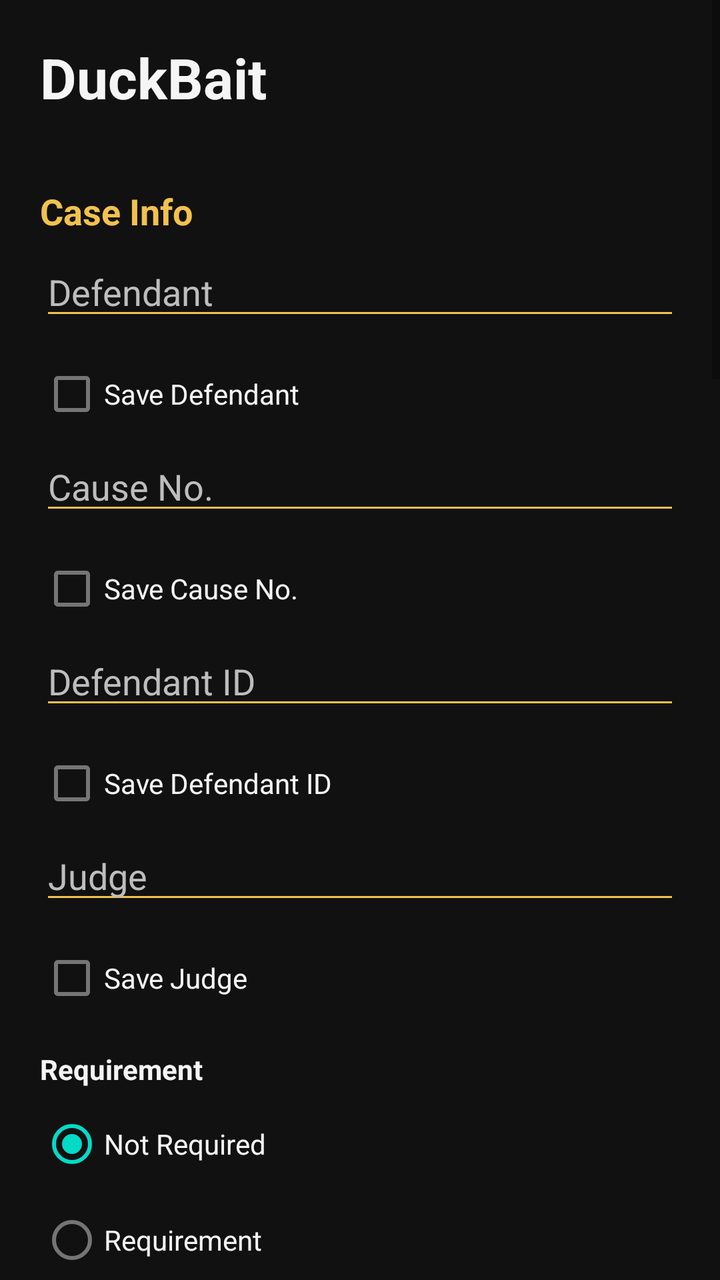
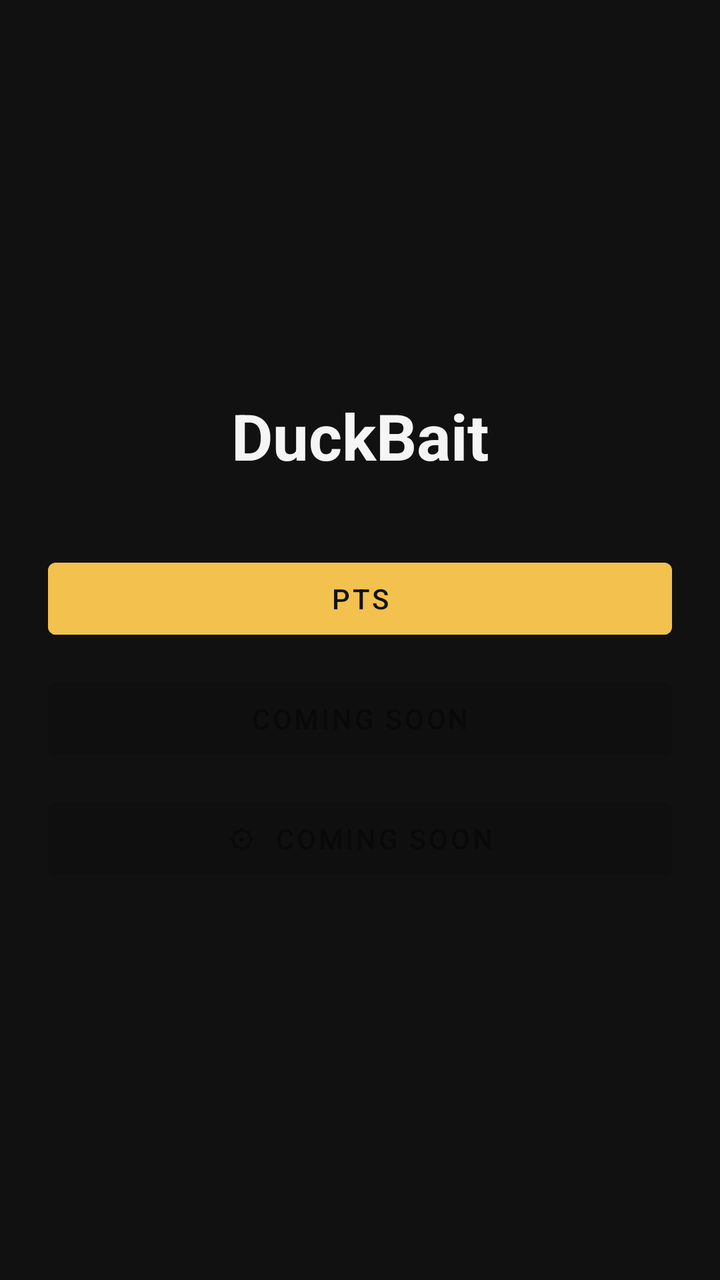

Screens rendered from an Android XML layout before and after an edit, with the pre-edit source and the edit as a unified diff.
<!-- AndroidManifest.xml: fallback theme Theme.MaterialComponents.DayNight.NoActionBar -->
<!-- res/layout/activity_main.xml -->
<?xml version="1.0" encoding="utf-8"?>
<ScrollView xmlns:android="http://schemas.android.com/apk/res/android"
    android:layout_width="match_parent"
    android:layout_height="match_parent"
    android:background="@color/duckbait_background"
    android:fillViewport="true">

    <LinearLayout
        android:layout_width="match_parent"
        android:layout_height="wrap_content"
        android:orientation="vertical"
        android:padding="20dp">

        <TextView
            android:layout_width="match_parent"
            android:layout_height="wrap_content"
            android:layout_marginBottom="16dp"
            android:text="DuckBait"
            android:textColor="@color/duckbait_text"
            android:textSize="28sp"
            android:textStyle="bold" />

        <TextView
            android:layout_width="match_parent"
            android:layout_height="wrap_content"
            android:layout_marginTop="20dp"
            android:layout_marginBottom="6dp"
            android:text="Case Info"
            android:textColor="@color/duckbait_primary"
            android:textSize="18sp"
            android:textStyle="bold" />

        <EditText
            android:id="@+id/input_defendant"
            android:layout_width="match_parent"
            android:layout_height="wrap_content"
            android:layout_marginBottom="8dp"
            android:backgroundTint="@color/duckbait_primary"
            android:hint="Defendant"
            android:textColor="@color/duckbait_text"
            android:textColorHint="@color/duckbait_hint"
            android:inputType="textPersonName" />
        <CheckBox
            android:id="@+id/save_defendant"
            android:layout_width="wrap_content"
            android:layout_height="wrap_content"
            android:text="Save Defendant"
            android:textColor="@color/duckbait_text" />

        <EditText
            android:id="@+id/input_causeno"
            android:layout_width="match_parent"
            android:layout_height="wrap_content"
            android:layout_marginBottom="8dp"
            android:backgroundTint="@color/duckbait_primary"
            android:hint="Cause No."
            android:textColor="@color/duckbait_text"
            android:textColorHint="@color/duckbait_hint"
            android:inputType="text" />
        <CheckBox
            android:id="@+id/save_causeno"
            android:layout_width="wrap_content"
            android:layout_height="wrap_content"
            android:text="Save Cause No."
            android:textColor="@color/duckbait_text" />

        <EditText
            android:id="@+id/input_defid"
            android:layout_width="match_parent"
            android:layout_height="wrap_content"
            android:layout_marginBottom="8dp"
            android:backgroundTint="@color/duckbait_primary"
            android:hint="Defendant ID"
            android:textColor="@color/duckbait_text"
            android:textColorHint="@color/duckbait_hint"
            android:inputType="text" />
        <CheckBox
            android:id="@+id/save_defid"
            android:layout_width="wrap_content"
            android:layout_height="wrap_content"
            android:text="Save Defendant ID"
            android:textColor="@color/duckbait_text" />

        <EditText
            android:id="@+id/input_judge"
            android:layout_width="match_parent"
            android:layout_height="wrap_content"
            android:layout_marginBottom="8dp"
            android:backgroundTint="@color/duckbait_primary"
            android:hint="Judge"
            android:textColor="@color/duckbait_text"
            android:textColorHint="@color/duckbait_hint"
            android:inputType="textPersonName" />
        <CheckBox
            android:id="@+id/save_judge"
            android:layout_width="wrap_content"
            android:layout_height="wrap_content"
            android:text="Save Judge"
            android:textColor="@color/duckbait_text" />

        <TextView
            android:layout_width="match_parent"
            android:layout_height="wrap_content"
            android:layout_marginTop="12dp"
            android:layout_marginBottom="4dp"
            android:text="Requirement"
            android:textColor="@color/duckbait_text"
            android:textStyle="bold" />

        <RadioGroup
            android:id="@+id/group_requirement"
            android:layout_width="match_parent"
            android:layout_height="wrap_content"
            android:orientation="vertical">

            <RadioButton
                android:id="@+id/option_not_required"
                android:layout_width="wrap_content"
                android:layout_height="wrap_content"
                android:checked="true"
                android:text="Not Required"
                android:textColor="@color/duckbait_text" />

            <RadioButton
                android:id="@+id/option_requirement"
                android:layout_width="wrap_content"
                android:layout_height="wrap_content"
                android:text="Requirement"
                android:textColor="@color/duckbait_text" />
        </RadioGroup>


        <TextView
            android:layout_width="match_parent"
            android:layout_height="wrap_content"
            android:layout_marginTop="20dp"
            android:layout_marginBottom="6dp"
            android:text="Your Info"
            android:textColor="@color/duckbait_primary"
            android:textSize="18sp"
            android:textStyle="bold" />

        <EditText
            android:id="@+id/input_compliance_officer"
            android:layout_width="match_parent"
            android:layout_height="wrap_content"
            android:layout_marginBottom="8dp"
            android:backgroundTint="@color/duckbait_primary"
            android:hint="Compliance Officer"
            android:textColor="@color/duckbait_text"
            android:textColorHint="@color/duckbait_hint"
            android:inputType="textPersonName" />
        <CheckBox
            android:id="@+id/save_compliance_officer"
            android:layout_width="wrap_content"
            android:layout_height="wrap_content"
            android:text="Save Compliance Officer"
            android:textColor="@color/duckbait_text" />

        <EditText
            android:id="@+id/input_badge"
            android:layout_width="match_parent"
            android:layout_height="wrap_content"
            android:layout_marginBottom="8dp"
            android:backgroundTint="@color/duckbait_primary"
            android:hint="Badge"
            android:textColor="@color/duckbait_text"
            android:textColorHint="@color/duckbait_hint"
            android:inputType="text" />
        <CheckBox
            android:id="@+id/save_badge"
            android:layout_width="wrap_content"
            android:layout_height="wrap_content"
            android:text="Save Badge"
            android:textColor="@color/duckbait_text" />

        <EditText
            android:id="@+id/input_email"
            android:layout_width="match_parent"
            android:layout_height="wrap_content"
            android:layout_marginBottom="8dp"
            android:backgroundTint="@color/duckbait_primary"
            android:hint="Email"
            android:textColor="@color/duckbait_text"
            android:textColorHint="@color/duckbait_hint"
            android:inputType="textEmailAddress" />
        <CheckBox
            android:id="@+id/save_email"
            android:layout_width="wrap_content"
            android:layout_height="wrap_content"
            android:text="Save Email"
            android:textColor="@color/duckbait_text" />

        <EditText
            android:id="@+id/input_phone"
            android:layout_width="match_parent"
            android:layout_height="wrap_content"
            android:layout_marginBottom="8dp"
            android:backgroundTint="@color/duckbait_primary"
            android:hint="Phone"
            android:textColor="@color/duckbait_text"
            android:textColorHint="@color/duckbait_hint"
            android:inputType="phone" />
        <CheckBox
            android:id="@+id/save_phone"
            android:layout_width="wrap_content"
            android:layout_height="wrap_content"
            android:text="Save Phone"
            android:textColor="@color/duckbait_text" />


        <TextView
            android:layout_width="match_parent"
            android:layout_height="wrap_content"
            android:layout_marginTop="20dp"
            android:layout_marginBottom="6dp"
            android:text="Pay Amounts"
            android:textColor="@color/duckbait_primary"
            android:textSize="18sp"
            android:textStyle="bold" />

        <EditText
            android:id="@+id/input_gps"
            android:layout_width="match_parent"
            android:layout_height="wrap_content"
            android:layout_marginBottom="8dp"
            android:backgroundTint="@color/duckbait_primary"
            android:hint="GPS"
            android:textColor="@color/duckbait_text"
            android:textColorHint="@color/duckbait_hint"
            android:inputType="text" />
        <CheckBox
            android:id="@+id/save_gps"
            android:layout_width="wrap_content"
            android:layout_height="wrap_content"
            android:text="Save GPS"
            android:textColor="@color/duckbait_text" />

        <EditText
            android:id="@+id/input_program"
            android:layout_width="match_parent"
            android:layout_height="wrap_content"
            android:layout_marginBottom="8dp"
            android:backgroundTint="@color/duckbait_primary"
            android:hint="Program"
            android:textColor="@color/duckbait_text"
            android:textColorHint="@color/duckbait_hint"
            android:inputType="text" />
        <CheckBox
            android:id="@+id/save_program"
            android:layout_width="wrap_content"
            android:layout_height="wrap_content"
            android:text="Save Program"
            android:textColor="@color/duckbait_text" />

        <EditText
            android:id="@+id/input_tax"
            android:layout_width="match_parent"
            android:layout_height="wrap_content"
            android:layout_marginBottom="8dp"
            android:backgroundTint="@color/duckbait_primary"
            android:hint="Tax"
            android:textColor="@color/duckbait_text"
            android:textColorHint="@color/duckbait_hint"
            android:inputType="text" />
        <CheckBox
            android:id="@+id/save_tax"
            android:layout_width="wrap_content"
            android:layout_height="wrap_content"
            android:text="Save Tax"
            android:textColor="@color/duckbait_text" />

        <EditText
            android:id="@+id/input_deposit"
            android:layout_width="match_parent"
            android:layout_height="wrap_content"
            android:layout_marginBottom="8dp"
            android:backgroundTint="@color/duckbait_primary"
            android:hint="Deposit"
            android:textColor="@color/duckbait_text"
            android:textColorHint="@color/duckbait_hint"
            android:inputType="numberDecimal" />
        <CheckBox
            android:id="@+id/save_deposit"
            android:layout_width="wrap_content"
            android:layout_height="wrap_content"
            android:text="Save Deposit"
            android:textColor="@color/duckbait_text" />


        <TextView
            android:layout_width="match_parent"
            android:layout_height="wrap_content"
            android:layout_marginTop="20dp"
            android:layout_marginBottom="6dp"
            android:text="Dates"
            android:textColor="@color/duckbait_primary"
            android:textSize="18sp"
            android:textStyle="bold" />

        <EditText
            android:id="@+id/input_date"
            android:layout_width="match_parent"
            android:layout_height="wrap_content"
            android:layout_marginBottom="8dp"
            android:backgroundTint="@color/duckbait_primary"
            android:hint="Date"
            android:textColor="@color/duckbait_text"
            android:textColorHint="@color/duckbait_hint"
            android:inputType="textCapSentences" />
        <CheckBox
            android:id="@+id/save_date"
            android:layout_width="wrap_content"
            android:layout_height="wrap_content"
            android:text="Save Date"
            android:textColor="@color/duckbait_text" />

        <EditText
            android:id="@+id/input_day"
            android:layout_width="match_parent"
            android:layout_height="wrap_content"
            android:layout_marginBottom="8dp"
            android:backgroundTint="@color/duckbait_primary"
            android:hint="Day"
            android:textColor="@color/duckbait_text"
            android:textColorHint="@color/duckbait_hint"
            android:inputType="number" />
        <CheckBox
            android:id="@+id/save_day"
            android:layout_width="wrap_content"
            android:layout_height="wrap_content"
            android:text="Save Day"
            android:textColor="@color/duckbait_text" />

        <EditText
            android:id="@+id/input_month"
            android:layout_width="match_parent"
            android:layout_height="wrap_content"
            android:layout_marginBottom="8dp"
            android:backgroundTint="@color/duckbait_primary"
            android:hint="Month"
            android:textColor="@color/duckbait_text"
            android:textColorHint="@color/duckbait_hint"
            android:inputType="text" />
        <CheckBox
            android:id="@+id/save_month"
            android:layout_width="wrap_content"
            android:layout_height="wrap_content"
            android:text="Save Month"
            android:textColor="@color/duckbait_text" />

        <EditText
            android:id="@+id/input_year"
            android:layout_width="match_parent"
            android:layout_height="wrap_content"
            android:layout_marginBottom="8dp"
            android:backgroundTint="@color/duckbait_primary"
            android:hint="Year"
            android:textColor="@color/duckbait_text"
            android:textColorHint="@color/duckbait_hint"
            android:inputType="number" />
        <CheckBox
            android:id="@+id/save_year"
            android:layout_width="wrap_content"
            android:layout_height="wrap_content"
            android:text="Save Year"
            android:textColor="@color/duckbait_text" />


        <Button
            android:id="@+id/btn_select_file"
            android:layout_width="match_parent"
            android:layout_height="wrap_content"
            android:layout_marginTop="12dp"
            android:backgroundTint="@color/duckbait_primary"
            android:text="Select DOCX Template"
            android:textColor="@color/duckbait_background" />

        <TextView
            android:id="@+id/txt_selected_file"
            android:layout_width="match_parent"
            android:layout_height="wrap_content"
            android:paddingTop="10dp"
            android:text="No template selected"
            android:textColor="@color/duckbait_text" />

        <Button
            android:id="@+id/btn_generate"
            android:layout_width="match_parent"
            android:layout_height="wrap_content"
            android:layout_marginTop="12dp"
            android:backgroundTint="@color/duckbait_primary"
            android:text="Generate Document"
            android:textColor="@color/duckbait_background" />

        <TextView
            android:id="@+id/txt_status"
            android:layout_width="match_parent"
            android:layout_height="wrap_content"
            android:paddingTop="10dp"
            android:text="Status: Select a template to begin."
            android:textColor="@color/duckbait_text" />
    </LinearLayout>
</ScrollView>
<!-- resources referenced by this layout -->
<resources>
  <color name="duckbait_background">#111111</color>
  <color name="duckbait_hint">#BDBDBD</color>
  <color name="duckbait_primary">#F2C14E</color>
  <color name="duckbait_text">#F5F5F5</color>
</resources>

<!-- the commit's change to res/layout/activity_main.xml (unified diff, before → after) -->
@@ -1,404 +1,38 @@
 <?xml version="1.0" encoding="utf-8"?>
-<ScrollView xmlns:android="http://schemas.android.com/apk/res/android"
+<LinearLayout xmlns:android="http://schemas.android.com/apk/res/android"
     android:layout_width="match_parent"
     android:layout_height="match_parent"
-    android:background="@color/duckbait_background"
-    android:fillViewport="true">
-
-    <LinearLayout
+    android:gravity="center"
+    android:orientation="vertical"
+    android:padding="24dp"
+    android:background="@color/duckbait_background">
+    <TextView
+        android:layout_width="wrap_content"
+        android:layout_height="wrap_content"
+        android:layout_marginBottom="36dp"
+        android:text="DuckBait"
+        android:textColor="@color/duckbait_text"
+        android:textSize="32sp"
+        android:textStyle="bold" />
+    <Button
+        android:id="@+id/btn_open_pts"
         android:layout_width="match_parent"
         android:layout_height="wrap_content"
-        android:orientation="vertical"
-        android:padding="20dp">
-
-        <TextView
-            android:layout_width="match_parent"
-            android:layout_height="wrap_content"
-            android:layout_marginBottom="16dp"
-            android:text="DuckBait"
-            android:textColor="@color/duckbait_text"
-            android:textSize="28sp"
-            android:textStyle="bold" />
-
-        <TextView
-            android:layout_width="match_parent"
-            android:layout_height="wrap_content"
-            android:layout_marginTop="20dp"
-            android:layout_marginBottom="6dp"
-            android:text="Case Info"
-            android:textColor="@color/duckbait_primary"
-            android:textSize="18sp"
-            android:textStyle="bold" />
-
-        <EditText
-            android:id="@+id/input_defendant"
-            android:layout_width="match_parent"
-            android:layout_height="wrap_content"
-            android:layout_marginBottom="8dp"
-            android:backgroundTint="@color/duckbait_primary"
-            android:hint="Defendant"
-            android:textColor="@color/duckbait_text"
-            android:textColorHint="@color/duckbait_hint"
-            android:inputType="textPersonName" />
-        <CheckBox
-            android:id="@+id/save_defendant"
-            android:layout_width="wrap_content"
-            android:layout_height="wrap_content"
-            android:text="Save Defendant"
-            android:textColor="@color/duckbait_text" />
-
-        <EditText
-            android:id="@+id/input_causeno"
-            android:layout_width="match_parent"
-            android:layout_height="wrap_content"
-            android:layout_marginBottom="8dp"
-            android:backgroundTint="@color/duckbait_primary"
-            android:hint="Cause No."
-            android:textColor="@color/duckbait_text"
-            android:textColorHint="@color/duckbait_hint"
-            android:inputType="text" />
-        <CheckBox
-            android:id="@+id/save_causeno"
-            android:layout_width="wrap_content"
-            android:layout_height="wrap_content"
-            android:text="Save Cause No."
-            android:textColor="@color/duckbait_text" />
-
-        <EditText
-            android:id="@+id/input_defid"
-            android:layout_width="match_parent"
-            android:layout_height="wrap_content"
-            android:layout_marginBottom="8dp"
-            android:backgroundTint="@color/duckbait_primary"
-            android:hint="Defendant ID"
-            android:textColor="@color/duckbait_text"
-            android:textColorHint="@color/duckbait_hint"
-            android:inputType="text" />
-        <CheckBox
-            android:id="@+id/save_defid"
-            android:layout_width="wrap_content"
-            android:layout_height="wrap_content"
-            android:text="Save Defendant ID"
-            android:textColor="@color/duckbait_text" />
-
-        <EditText
-            android:id="@+id/input_judge"
-            android:layout_width="match_parent"
-            android:layout_height="wrap_content"
-            android:layout_marginBottom="8dp"
-            android:backgroundTint="@color/duckbait_primary"
-            android:hint="Judge"
-            android:textColor="@color/duckbait_text"
-            android:textColorHint="@color/duckbait_hint"
-            android:inputType="textPersonName" />
-        <CheckBox
-            android:id="@+id/save_judge"
-            android:layout_width="wrap_content"
-            android:layout_height="wrap_content"
-            android:text="Save Judge"
-            android:textColor="@color/duckbait_text" />
-
-        <TextView
-            android:layout_width="match_parent"
-            android:layout_height="wrap_content"
-            android:layout_marginTop="12dp"
-            android:layout_marginBottom="4dp"
-            android:text="Requirement"
-            android:textColor="@color/duckbait_text"
-            android:textStyle="bold" />
-
-        <RadioGroup
-            android:id="@+id/group_requirement"
-            android:layout_width="match_parent"
-            android:layout_height="wrap_content"
-            android:orientation="vertical">
-
-            <RadioButton
-                android:id="@+id/option_not_required"
-                android:layout_width="wrap_content"
-                android:layout_height="wrap_content"
-                android:checked="true"
-                android:text="Not Required"
-                android:textColor="@color/duckbait_text" />
-
-            <RadioButton
-                android:id="@+id/option_requirement"
-                android:layout_width="wrap_content"
-                android:layout_height="wrap_content"
-                android:text="Requirement"
-                android:textColor="@color/duckbait_text" />
-        </RadioGroup>
-
-
-        <TextView
-            android:layout_width="match_parent"
-            android:layout_height="wrap_content"
-            android:layout_marginTop="20dp"
-            android:layout_marginBottom="6dp"
-            android:text="Your Info"
-            android:textColor="@color/duckbait_primary"
-            android:textSize="18sp"
-            android:textStyle="bold" />
-
-        <EditText
-            android:id="@+id/input_compliance_officer"
-            android:layout_width="match_parent"
-            android:layout_height="wrap_content"
-            android:layout_marginBottom="8dp"
-            android:backgroundTint="@color/duckbait_primary"
-            android:hint="Compliance Officer"
-            android:textColor="@color/duckbait_text"
-            android:textColorHint="@color/duckbait_hint"
-            android:inputType="textPersonName" />
-        <CheckBox
-            android:id="@+id/save_compliance_officer"
-            android:layout_width="wrap_content"
-            android:layout_height="wrap_content"
-            android:text="Save Compliance Officer"
-            android:textColor="@color/duckbait_text" />
-
-        <EditText
-            android:id="@+id/input_badge"
-            android:layout_width="match_parent"
-            android:layout_height="wrap_content"
-            android:layout_marginBottom="8dp"
-            android:backgroundTint="@color/duckbait_primary"
-            android:hint="Badge"
-            android:textColor="@color/duckbait_text"
-            android:textColorHint="@color/duckbait_hint"
-            android:inputType="text" />
-        <CheckBox
-            android:id="@+id/save_badge"
-            android:layout_width="wrap_content"
-            android:layout_height="wrap_content"
-            android:text="Save Badge"
-            android:textColor="@color/duckbait_text" />
-
-        <EditText
-            android:id="@+id/input_email"
-            android:layout_width="match_parent"
-            android:layout_height="wrap_content"
-            android:layout_marginBottom="8dp"
-            android:backgroundTint="@color/duckbait_primary"
-            android:hint="Email"
-            android:textColor="@color/duckbait_text"
-            android:textColorHint="@color/duckbait_hint"
-            android:inputType="textEmailAddress" />
-        <CheckBox
-            android:id="@+id/save_email"
-            android:layout_width="wrap_content"
-            android:layout_height="wrap_content"
-            android:text="Save Email"
-            android:textColor="@color/duckbait_text" />
-
-        <EditText
-            android:id="@+id/input_phone"
-            android:layout_width="match_parent"
-            android:layout_height="wrap_content"
-            android:layout_marginBottom="8dp"
-            android:backgroundTint="@color/duckbait_primary"
-            android:hint="Phone"
-            android:textColor="@color/duckbait_text"
-            android:textColorHint="@color/duckbait_hint"
-            android:inputType="phone" />
-        <CheckBox
-            android:id="@+id/save_phone"
-            android:layout_width="wrap_content"
-            android:layout_height="wrap_content"
-            android:text="Save Phone"
-            android:textColor="@color/duckbait_text" />
-
-
-        <TextView
-            android:layout_width="match_parent"
-            android:layout_height="wrap_content"
-            android:layout_marginTop="20dp"
-            android:layout_marginBottom="6dp"
-            android:text="Pay Amounts"
-            android:textColor="@color/duckbait_primary"
-            android:textSize="18sp"
-            android:textStyle="bold" />
-
-        <EditText
-            android:id="@+id/input_gps"
-            android:layout_width="match_parent"
-            android:layout_height="wrap_content"
-            android:layout_marginBottom="8dp"
-            android:backgroundTint="@color/duckbait_primary"
-            android:hint="GPS"
-            android:textColor="@color/duckbait_text"
-            android:textColorHint="@color/duckbait_hint"
-            android:inputType="text" />
-        <CheckBox
-            android:id="@+id/save_gps"
-            android:layout_width="wrap_content"
-            android:layout_height="wrap_content"
-            android:text="Save GPS"
-            android:textColor="@color/duckbait_text" />
-
-        <EditText
-            android:id="@+id/input_program"
-            android:layout_width="match_parent"
-            android:layout_height="wrap_content"
-            android:layout_marginBottom="8dp"
-            android:backgroundTint="@color/duckbait_primary"
-            android:hint="Program"
-            android:textColor="@color/duckbait_text"
-            android:textColorHint="@color/duckbait_hint"
-            android:inputType="text" />
-        <CheckBox
-            android:id="@+id/save_program"
-            android:layout_width="wrap_content"
-            android:layout_height="wrap_content"
-            android:text="Save Program"
-            android:textColor="@color/duckbait_text" />
-
-        <EditText
-            android:id="@+id/input_tax"
-            android:layout_width="match_parent"
-            android:layout_height="wrap_content"
-            android:layout_marginBottom="8dp"
-            android:backgroundTint="@color/duckbait_primary"
-            android:hint="Tax"
-            android:textColor="@color/duckbait_text"
-            android:textColorHint="@color/duckbait_hint"
-            android:inputType="text" />
-        <CheckBox
-            android:id="@+id/save_tax"
-            android:layout_width="wrap_content"
-            android:layout_height="wrap_content"
-            android:text="Save Tax"
-            android:textColor="@color/duckbait_text" />
-
-        <EditText
-            android:id="@+id/input_deposit"
-            android:layout_width="match_parent"
-            android:layout_height="wrap_content"
-            android:layout_marginBottom="8dp"
-            android:backgroundTint="@color/duckbait_primary"
-            android:hint="Deposit"
-            android:textColor="@color/duckbait_text"
-            android:textColorHint="@color/duckbait_hint"
-            android:inputType="numberDecimal" />
-        <CheckBox
-            android:id="@+id/save_deposit"
-            android:layout_width="wrap_content"
-            android:layout_height="wrap_content"
-            android:text="Save Deposit"
-            android:textColor="@color/duckbait_text" />
-
-
-        <TextView
-            android:layout_width="match_parent"
-            android:layout_height="wrap_content"
-            android:layout_marginTop="20dp"
-            android:layout_marginBottom="6dp"
-            android:text="Dates"
-            android:textColor="@color/duckbait_primary"
-            android:textSize="18sp"
-            android:textStyle="bold" />
-
-        <EditText
-            android:id="@+id/input_date"
-            android:layout_width="match_parent"
-            android:layout_height="wrap_content"
-            android:layout_marginBottom="8dp"
-            android:backgroundTint="@color/duckbait_primary"
-            android:hint="Date"
-            android:textColor="@color/duckbait_text"
-            android:textColorHint="@color/duckbait_hint"
-            android:inputType="textCapSentences" />
-        <CheckBox
-            android:id="@+id/save_date"
-            android:layout_width="wrap_content"
-            android:layout_height="wrap_content"
-            android:text="Save Date"
-            android:textColor="@color/duckbait_text" />
-
-        <EditText
-            android:id="@+id/input_day"
-            android:layout_width="match_parent"
-            android:layout_height="wrap_content"
-            android:layout_marginBottom="8dp"
-            android:backgroundTint="@color/duckbait_primary"
-            android:hint="Day"
-            android:textColor="@color/duckbait_text"
-            android:textColorHint="@color/duckbait_hint"
-            android:inputType="number" />
-        <CheckBox
-            android:id="@+id/save_day"
-            android:layout_width="wrap_content"
-            android:layout_height="wrap_content"
-            android:text="Save Day"
-            android:textColor="@color/duckbait_text" />
-
-        <EditText
-            android:id="@+id/input_month"
-            android:layout_width="match_parent"
-            android:layout_height="wrap_content"
-            android:layout_marginBottom="8dp"
-            android:backgroundTint="@color/duckbait_primary"
-            android:hint="Month"
-            android:textColor="@color/duckbait_text"
-            android:textColorHint="@color/duckbait_hint"
-            android:inputType="text" />
-        <CheckBox
-            android:id="@+id/save_month"
-            android:layout_width="wrap_content"
-            android:layout_height="wrap_content"
-            android:text="Save Month"
-            android:textColor="@color/duckbait_text" />
-
-        <EditText
-            android:id="@+id/input_year"
-            android:layout_width="match_parent"
-            android:layout_height="wrap_content"
-            android:layout_marginBottom="8dp"
-            android:backgroundTint="@color/duckbait_primary"
-            android:hint="Year"
-            android:textColor="@color/duckbait_text"
-            android:textColorHint="@color/duckbait_hint"
-            android:inputType="number" />
-        <CheckBox
-            android:id="@+id/save_year"
-            android:layout_width="wrap_content"
-            android:layout_height="wrap_content"
-            android:text="Save Year"
-            android:textColor="@color/duckbait_text" />
-
-
-        <Button
-            android:id="@+id/btn_select_file"
-            android:layout_width="match_parent"
-            android:layout_height="wrap_content"
-            android:layout_marginTop="12dp"
-            android:backgroundTint="@color/duckbait_primary"
-            android:text="Select DOCX Template"
-            android:textColor="@color/duckbait_background" />
-
-        <TextView
-            android:id="@+id/txt_selected_file"
-            android:layout_width="match_parent"
-            android:layout_height="wrap_content"
-            android:paddingTop="10dp"
-            android:text="No template selected"
-            android:textColor="@color/duckbait_text" />
-
-        <Button
-            android:id="@+id/btn_generate"
-            android:layout_width="match_parent"
-            android:layout_height="wrap_content"
-            android:layout_marginTop="12dp"
-            android:backgroundTint="@color/duckbait_primary"
-            android:text="Generate Document"
-            android:textColor="@color/duckbait_background" />
-
-        <TextView
-            android:id="@+id/txt_status"
-            android:layout_width="match_parent"
-            android:layout_height="wrap_content"
-            android:paddingTop="10dp"
-            android:text="Status: Select a template to begin."
-            android:textColor="@color/duckbait_text" />
-    </LinearLayout>
-</ScrollView>
+        android:text="PTS"
+        android:backgroundTint="@color/duckbait_primary"
+        android:textColor="@color/duckbait_background" />
+    <Button
+        android:id="@+id/btn_coming_soon"
+        android:layout_width="match_parent"
+        android:layout_height="wrap_content"
+        android:layout_marginTop="12dp"
+        android:text="Coming soon"
+        android:enabled="false" />
+    <Button
+        android:id="@+id/btn_settings"
+        android:layout_width="match_parent"
+        android:layout_height="wrap_content"
+        android:layout_marginTop="12dp"
+        android:text="⚙  Coming soon"
+        android:enabled="false" />
+</LinearLayout>
<!-- resource entries referenced after the edit -->
@@ -1,7 +1,6 @@
 <!-- resources referenced by this layout -->
 <resources>
   <color name="duckbait_background">#111111</color>
-  <color name="duckbait_hint">#BDBDBD</color>
   <color name="duckbait_primary">#F2C14E</color>
   <color name="duckbait_text">#F5F5F5</color>
 </resources>
